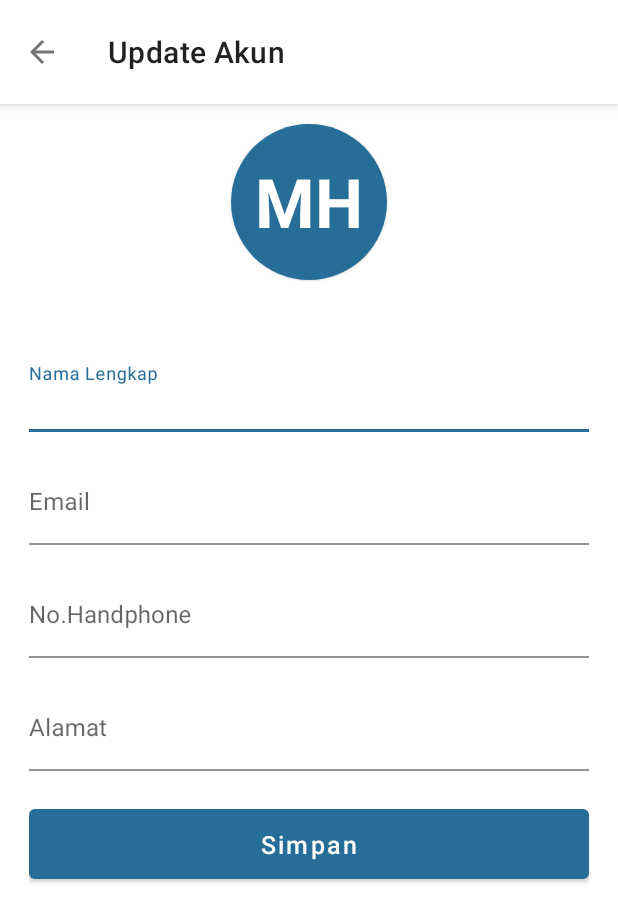
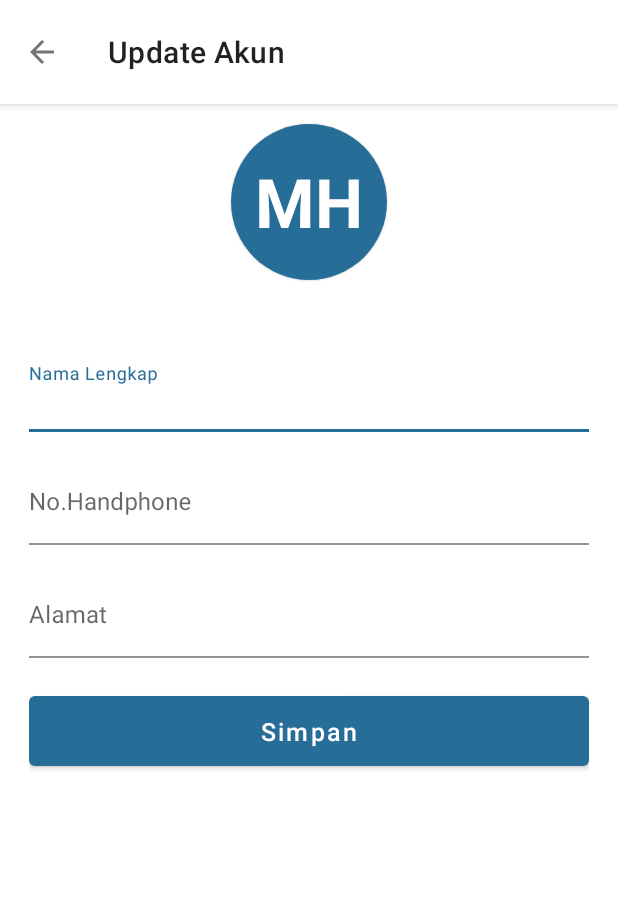
Before and after one commit to mhasan8801/SedayaMobile, an Android app: the UpdateProfileActivity screen opened directly, with no data from a screen before it, on a phone screen of 412 x 824 dp. Shown: the top 922 px of the screen. Run offline under Robolectric (Android 15) with nearby library versions, the phone set to English and light mode, and no system bars; our stand-ins replace sdp/ssp sizes; 4 statements that could not run were skipped.

Commit message:
Update profil

```diff
--- a/app/src/main/java/com/app/sedaya/app/ApiService.kt
+++ b/app/src/main/java/com/app/sedaya/app/ApiService.kt
@@ -31,7 +31,6 @@ interface ApiService {
     fun updateProfile(
         @Field("usr_id") usr_id : Int,
         @Field("nama") nama :String,
-        @Field("email") email :String,
         @Field("telp") telp :String,
         @Field("alamat") alamat :String
     ):Call<ResponModel>
--- a/app/src/main/res/layout/activity_update_profile.xml
+++ b/app/src/main/res/layout/activity_update_profile.xml
@@ -83,21 +83,6 @@
             android:layout_height="wrap_content">
 
             <com.google.android.material.textfield.TextInputEditText
-                android:id="@+id/edt_email"
-                android:layout_width="match_parent"
-                android:layout_height="wrap_content"
-                android:layout_marginTop="@dimen/_15sdp"
-                android:background="@color/white"
-                android:hint="Email"
-                android:inputType="textEmailAddress"
-                android:paddingStart="0dp" />
-        </com.google.android.material.textfield.TextInputLayout>
-
-        <com.google.android.material.textfield.TextInputLayout
-            android:layout_width="match_parent"
-            android:layout_height="wrap_content">
-
-            <com.google.android.material.textfield.TextInputEditText
                 android:id="@+id/edt_telp"
                 android:layout_width="match_parent"
                 android:layout_height="wrap_content"
```
Also changed, not shown: app/src/main/java/com/app/sedaya/activity/UpdateProfileActivity.kt (+44 -52 lines), app/src/main/java/com/app/sedaya/adapter/AdapterSeniTerbaru.kt (added, +60 -0 lines).
